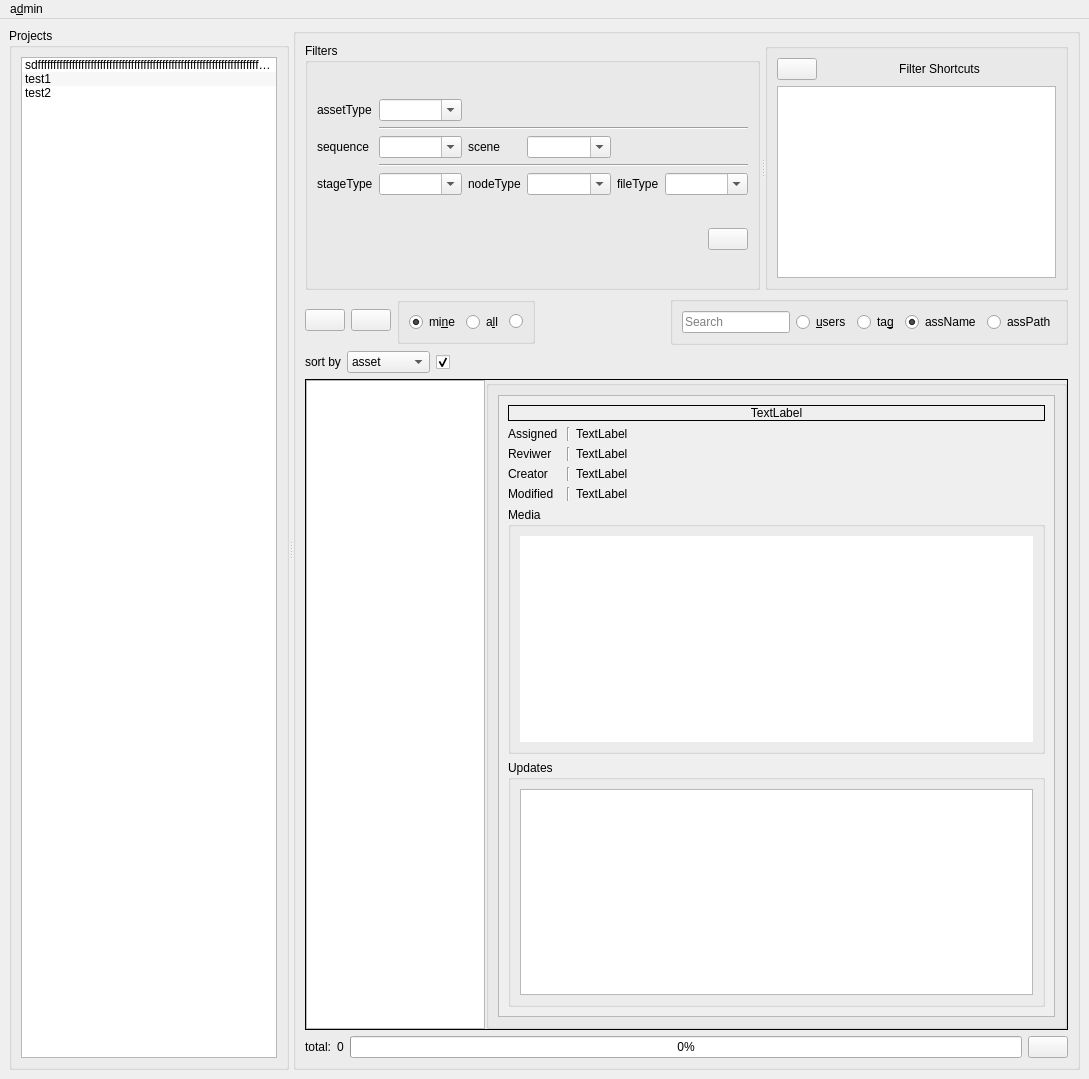
Before: the Qt Designer form rbhusUI/lib/qt5/rbhusPipe_main/ui_main.ui in aumanimationstudios/rbhus, drawn with Qt 5.
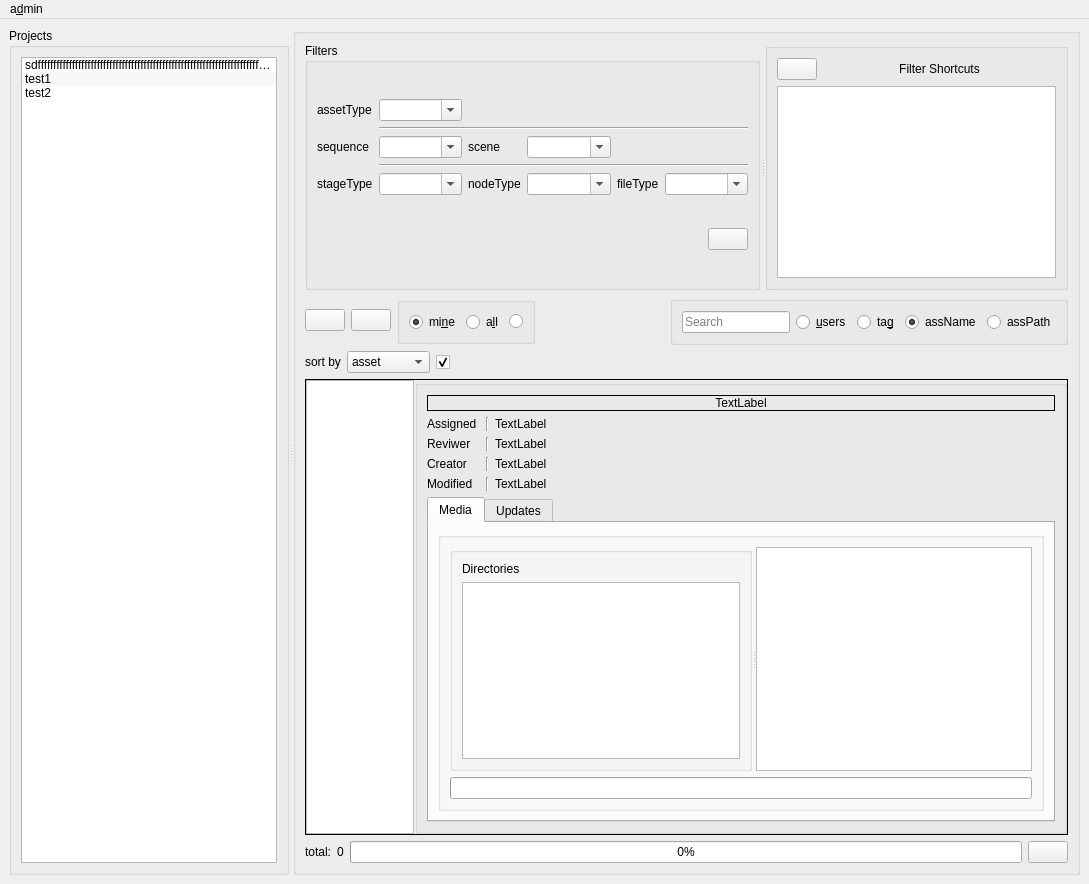
After: the same form once the commit is applied.

What changed in the file:
```diff
--- a/rbhusUI/lib/qt5/rbhusPipe_main/ui_main.ui
+++ b/rbhusUI/lib/qt5/rbhusPipe_main/ui_main.ui
@@ -7,7 +7,7 @@
     <x>0</x>
     <y>0</y>
     <width>1089</width>
-    <height>1079</height>
+    <height>884</height>
    </rect>
   </property>
   <property name="windowTitle">
@@ -110,6 +110,12 @@
          <verstretch>0</verstretch>
         </sizepolicy>
        </property>
+       <property name="minimumSize">
+        <size>
+         <width>1</width>
+         <height>1</height>
+        </size>
+       </property>
        <property name="title">
         <string/>
        </property>
@@ -828,25 +834,13 @@
            </property>
            <layout class="QVBoxLayout" name="verticalLayout_7">
             <item>
-             <widget class="QScrollArea" name="scrollArea">
-              <property name="sizeAdjustPolicy">
-               <enum>QAbstractScrollArea::AdjustToContents</enum>
-              </property>
-              <property name="widgetResizable">
-               <bool>true</bool>
-              </property>
-              <widget class="QWidget" name="scrollAreaWidgetContents">
-               <property name="geometry">
-                <rect>
-                 <x>0</x>
-                 <y>0</y>
-                 <width>545</width>
-                 <height>598</height>
-                </rect>
-               </property>
-               <layout class="QVBoxLayout" name="verticalLayout_8">
-                <item>
                  <widget class="QLabel" name="labelRichAss">
+              <property name="sizePolicy">
+               <sizepolicy hsizetype="Preferred" vsizetype="Fixed">
+                <horstretch>0</horstretch>
+                <verstretch>0</verstretch>
+               </sizepolicy>
+              </property>
                   <property name="font">
                    <font>
                     <weight>50</weight>
@@ -999,18 +993,83 @@
                  </layout>
                 </item>
                 <item>
-                 <widget class="QGroupBox" name="groupBoxMedia">
-                  <property name="sizePolicy">
-                   <sizepolicy hsizetype="Minimum" vsizetype="MinimumExpanding">
-                    <horstretch>0</horstretch>
-                    <verstretch>0</verstretch>
-                   </sizepolicy>
-                  </property>
-                  <property name="title">
+             <widget class="QTabWidget" name="tabWidget">
+              <property name="currentIndex">
+               <number>0</number>
+              </property>
+              <widget class="QWidget" name="tabMedia">
+               <attribute name="title">
                    <string>Media</string>
+               </attribute>
+               <layout class="QVBoxLayout" name="verticalLayout_10">
+                <item>
+                 <widget class="QGroupBox" name="groupBoxMedia">
+                  <property name="sizePolicy">
+                   <sizepolicy hsizetype="Minimum" vsizetype="MinimumExpanding">
+                    <horstretch>0</horstretch>
+                    <verstretch>0</verstretch>
+                   </sizepolicy>
                   </property>
-                  <layout class="QGridLayout" name="layoutMedia">
-                   <item row="0" column="0">
+                  <property name="minimumSize">
+                   <size>
+                    <width>1</width>
+                    <height>0</height>
+                   </size>
+                  </property>
+                  <property name="title">
+                   <string/>
+                  </property>
+                  <layout class="QVBoxLayout" name="verticalLayout_9">
+                   <item>
+                    <widget class="QSplitter" name="splitterMedia">
+                     <property name="minimumSize">
+                      <size>
+                       <width>1</width>
+                       <height>0</height>
+                      </size>
+                     </property>
+                     <property name="orientation">
+                      <enum>Qt::Horizontal</enum>
+                     </property>
+                     <widget class="QGroupBox" name="verticalGroupBox">
+                      <layout class="QVBoxLayout" name="verticalLayout_8">
+                       <property name="sizeConstraint">
+                        <enum>QLayout::SetDefaultConstraint</enum>
+                       </property>
+                       <item>
+                        <widget class="QLabel" name="label_4">
+                         <property name="sizePolicy">
+                          <sizepolicy hsizetype="Fixed" vsizetype="Preferred">
+                           <horstretch>0</horstretch>
+                           <verstretch>0</verstretch>
+                          </sizepolicy>
+                         </property>
+                         <property name="text">
+                          <string>Directories</string>
+                         </property>
+                        </widget>
+                       </item>
+                       <item>
+                        <widget class="QListWidget" name="listWidgetSubDir">
+                         <property name="sizePolicy">
+                          <sizepolicy hsizetype="Minimum" vsizetype="Expanding">
+                           <horstretch>0</horstretch>
+                           <verstretch>0</verstretch>
+                          </sizepolicy>
+                         </property>
+                         <property name="minimumSize">
+                          <size>
+                           <width>1</width>
+                           <height>0</height>
+                          </size>
+                         </property>
+                         <property name="selectionMode">
+                          <enum>QAbstractItemView::ExtendedSelection</enum>
+                         </property>
+                        </widget>
+                       </item>
+                      </layout>
+                     </widget>
                     <widget class="QListWidget" name="listWidgetMedia">
                      <property name="sizePolicy">
                       <sizepolicy hsizetype="MinimumExpanding" vsizetype="MinimumExpanding">
@@ -1018,14 +1077,35 @@
                        <verstretch>0</verstretch>
                       </sizepolicy>
                      </property>
+                      <property name="minimumSize">
+                       <size>
+                        <width>1</width>
+                        <height>1</height>
+                       </size>
+                      </property>
                      <property name="frameShape">
-                      <enum>QFrame::NoFrame</enum>
+                       <enum>QFrame::StyledPanel</enum>
                      </property>
                      <property name="horizontalScrollBarPolicy">
-                      <enum>Qt::ScrollBarAlwaysOff</enum>
+                       <enum>Qt::ScrollBarAsNeeded</enum>
                      </property>
                      <property name="sizeAdjustPolicy">
-                      <enum>QAbstractScrollArea::AdjustToContents</enum>
+                       <enum>QAbstractScrollArea::AdjustIgnored</enum>
+                      </property>
+                      <property name="selectionMode">
+                       <enum>QAbstractItemView::ExtendedSelection</enum>
+                      </property>
+                      <property name="selectionBehavior">
+                       <enum>QAbstractItemView::SelectItems</enum>
+                      </property>
+                      <property name="iconSize">
+                       <size>
+                        <width>96</width>
+                        <height>96</height>
+                       </size>
+                      </property>
+                      <property name="textElideMode">
+                       <enum>Qt::ElideMiddle</enum>
                      </property>
                      <property name="verticalScrollMode">
                       <enum>QAbstractItemView::ScrollPerPixel</enum>
@@ -1033,53 +1113,58 @@
                      <property name="horizontalScrollMode">
                       <enum>QAbstractItemView::ScrollPerPixel</enum>
                      </property>
+                      <property name="movement">
+                       <enum>QListView::Static</enum>
+                      </property>
+                      <property name="flow">
+                       <enum>QListView::LeftToRight</enum>
+                      </property>
+                      <property name="isWrapping" stdset="0">
+                       <bool>true</bool>
+                      </property>
                      <property name="resizeMode">
                       <enum>QListView::Adjust</enum>
                      </property>
                      <property name="viewMode">
-                      <enum>QListView::ListMode</enum>
-                     </property>
-                    </widget>
-                   </item>
-                  </layout>
+                       <enum>QListView::IconMode</enum>
+                      </property>
+                      <property name="uniformItemSizes">
+                       <bool>true</bool>
+                      </property>
+                      <property name="wordWrap">
+                       <bool>true</bool>
+                      </property>
+                      <property name="sortingEnabled">
+                       <bool>true</bool>
+                      </property>
+                     </widget>
                  </widget>
                 </item>
                 <item>
-                 <widget class="QGroupBox" name="groupBox_5">
-                  <property name="sizePolicy">
-                   <sizepolicy hsizetype="Minimum" vsizetype="MinimumExpanding">
-                    <horstretch>0</horstretch>
-                    <verstretch>0</verstretch>
-                   </sizepolicy>
-                  </property>
-                  <property name="title">
+                    <widget class="QProgressBar" name="progressBar_2">
+                     <property name="maximum">
+                      <number>1</number>
+                     </property>
+                     <property name="value">
+                      <number>0</number>
+                     </property>
+                     <property name="textVisible">
+                      <bool>false</bool>
+                     </property>
+                    </widget>
+                   </item>
+                  </layout>
+                 </widget>
+                </item>
+               </layout>
+              </widget>
+              <widget class="QWidget" name="tabUpdates">
+               <attribute name="title">
                    <string>Updates</string>
-                  </property>
-                  <layout class="QVBoxLayout" name="verticalLayout_9">
-                   <property name="sizeConstraint">
-                    <enum>QLayout::SetMinimumSize</enum>
-                   </property>
-                   <item>
-                    <widget class="QTableWidget" name="tableWidgetUpdates">
-                     <property name="sizePolicy">
-                      <sizepolicy hsizetype="Preferred" vsizetype="MinimumExpanding">
-                       <horstretch>0</horstretch>
-                       <verstretch>0</verstretch>
-                      </sizepolicy>
-                     </property>
-                     <property name="minimumSize">
-                      <size>
-                       <width>0</width>
-                       <height>50</height>
-                      </size>
-                     </property>
-                     <attribute name="horizontalHeaderStretchLastSection">
-                      <bool>true</bool>
-                     </attribute>
-                    </widget>
-                   </item>
-                  </layout>
-                 </widget>
+               </attribute>
+               <layout class="QVBoxLayout" name="verticalLayout_11">
+                <item>
+                 <widget class="QTableWidget" name="tableWidget"/>
                 </item>
                </layout>
               </widget>
```
Left out of the diff: 8 changed lines with no effect on the pictures. Lines whose indentation alone changed are shown as unchanged.
